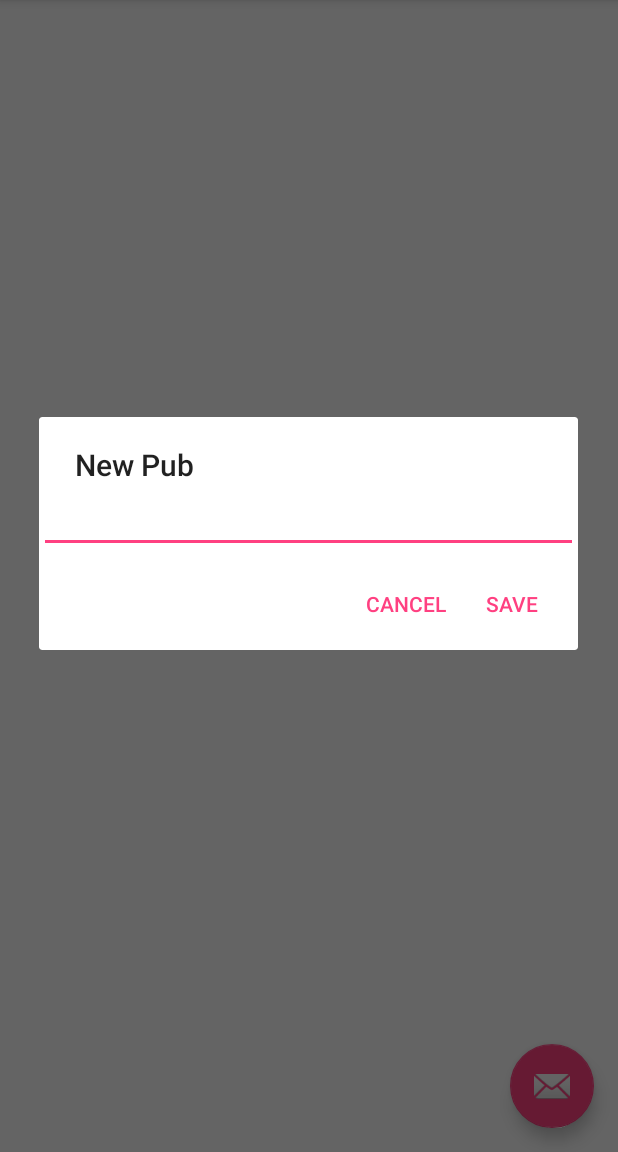
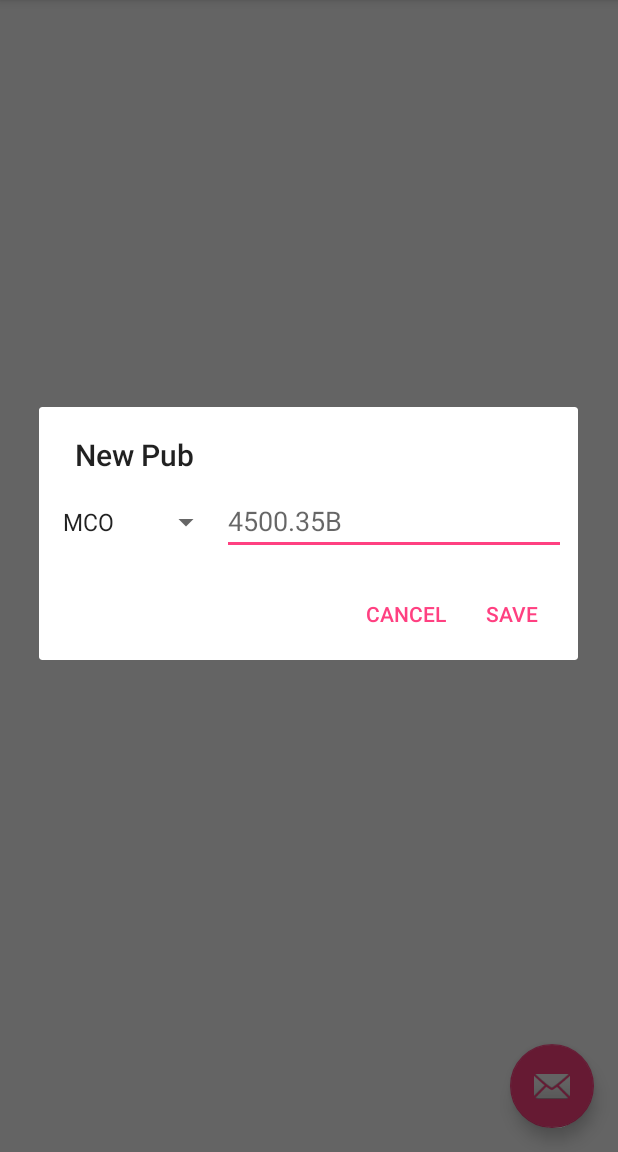
Before and after one commit to sababado/McPubs, an Android app: the screen it shows after launch (MyPubs before the commit, MyPubsActivity after it), after a tap on an icon or button, on a phone screen of 412 x 824 dp, the part 84-1236 px from its top. Run offline under Robolectric (Android 15) with nearby library versions, the phone set to English and light mode, and no system bars; 2 statements that could not run were skipped.

Commit message:
More descriptive pub entry form

```diff
--- a/app/src/main/AndroidManifest.xml
+++ b/app/src/main/AndroidManifest.xml
@@ -21,7 +21,7 @@
         android:supportsRtl="true"
         android:theme="@style/AppTheme">
         <activity
-            android:name=".ui.MyPubs"
+            android:name=".ui.MyPubsActivity"
             android:label="@string/app_name"
             android:theme="@style/AppTheme.NoActionBar">
             <intent-filter>
--- a/app/src/main/java/com/sababado/mcpubs/ui/EditPubDialog.java
+++ /dev/null
@@ -1,22 +0,0 @@
-package com.sababado.mcpubs.ui;
-
-import android.os.Bundle;
-import android.support.annotation.Nullable;
-import android.support.v4.app.DialogFragment;
-import android.view.LayoutInflater;
-import android.view.View;
-import android.view.ViewGroup;
-
-/**
- * Created by robert on 8/30/16.
- */
-public class EditPubDialog extends DialogFragment {
-
-
-
-    @Nullable
-    @Override
-    public View onCreateView(LayoutInflater inflater, @Nullable ViewGroup container, @Nullable Bundle savedInstanceState) {
-        return super.onCreateView(inflater, container, savedInstanceState);
-    }
-}
--- a/app/src/main/java/com/sababado/mcpubs/ui/MyPubs.java
+++ b/app/src/main/java/com/sababado/mcpubs/ui/MyPubsActivity.java
@@ -10,15 +10,17 @@ import android.support.v7.app.AlertDialog;
 import android.support.v7.app.AppCompatActivity;
 import android.support.v7.widget.Toolbar;
 import android.text.TextUtils;
+import android.view.LayoutInflater;
 import android.view.Menu;
 import android.view.MenuItem;
 import android.view.View;
 import android.widget.EditText;
+import android.widget.Spinner;
 
 import com.sababado.mcpubs.R;
 import com.sababado.mcpubs.models.Pub;
 
-public class MyPubs extends AppCompatActivity implements MyPubsFragment.Callbacks {
+public class MyPubsActivity extends AppCompatActivity implements MyPubsFragment.Callbacks {
 
     @Override
     protected void onCreate(Bundle savedInstanceState) {
@@ -68,7 +70,9 @@ public class MyPubs extends AppCompatActivity implements MyPubsFragment.Callback
     }
 
     public void startPubDialog(final Pub pub, final long pubId, @StringRes int title) {
-        final EditText tv = new EditText(this);
+        View view = LayoutInflater.from(this).inflate(R.layout.edit_pub, null, false);
+        final Spinner spn = (Spinner) view.findViewById(R.id.pub_type_spinner);
+        final EditText tv = (EditText) view.findViewById(R.id.pub_title);
         AlertDialog alertDialog = new AlertDialog.Builder(this)
                 .setTitle(title)
                 .setCancelable(true)
@@ -90,7 +94,8 @@ public class MyPubs extends AppCompatActivity implements MyPubsFragment.Callback
         if (pub != null) {
             tv.setText(pub.getTitle());
         }
-        alertDialog.setView(tv);
+
+        alertDialog.setView(view);
         alertDialog.show();
     }
 
--- a/app/src/main/java/com/sababado/mcpubs/ui/MyPubsFragment.java
+++ b/app/src/main/java/com/sababado/mcpubs/ui/MyPubsFragment.java
@@ -146,7 +146,7 @@ public class MyPubsFragment extends ListFragment implements LoaderManager.Loader
 
     @Override
     public void onListItemClick(ListView l, View v, int position, long id) {
-        getListView().showContextMenu();
+        getListView().showContextMenuForChild(v);
     }
 
     @Override
--- a/app/src/main/res/layout/activity_my_pubs.xml
+++ b/app/src/main/res/layout/activity_my_pubs.xml
@@ -5,7 +5,7 @@
     android:layout_width="match_parent"
     android:layout_height="match_parent"
     android:fitsSystemWindows="true"
-    tools:context=".ui.MyPubs">
+    tools:context=".ui.MyPubsActivity">
 
     <android.support.design.widget.AppBarLayout
         android:layout_width="match_parent"
--- /dev/null
+++ b/app/src/main/res/layout/edit_pub.xml
@@ -0,0 +1,21 @@
+<?xml version="1.0" encoding="utf-8"?>
+<LinearLayout xmlns:android="http://schemas.android.com/apk/res/android"
+    android:layout_width="match_parent"
+    android:layout_height="match_parent"
+    android:orientation="horizontal"
+    android:padding="@dimen/default_padding">
+
+    <Spinner
+        android:id="@+id/pub_type_spinner"
+        android:layout_width="0dp"
+        android:layout_height="wrap_content"
+        android:layout_weight="1"
+        android:entries="@array/pub_types" />
+
+    <EditText
+        android:id="@+id/pub_title"
+        android:layout_width="0dp"
+        android:layout_height="wrap_content"
+        android:layout_weight="2"
+        android:hint="@string/pub_title_hint" />
+</LinearLayout>
--- a/app/src/main/res/menu/menu_my_pubs.xml
+++ b/app/src/main/res/menu/menu_my_pubs.xml
@@ -1,7 +1,7 @@
 <menu xmlns:android="http://schemas.android.com/apk/res/android"
     xmlns:app="http://schemas.android.com/apk/res-auto"
     xmlns:tools="http://schemas.android.com/tools"
-    tools:context=".ui.MyPubs">
+    tools:context=".ui.MyPubsActivity">
     <item
         android:id="@+id/action_settings"
         android:orderInCategory="100"
--- a/app/src/main/res/menu/pub_list_item_action_menu.xml
+++ b/app/src/main/res/menu/pub_list_item_action_menu.xml
@@ -1,6 +1,6 @@
 <menu xmlns:android="http://schemas.android.com/apk/res/android"
     xmlns:tools="http://schemas.android.com/tools"
-    tools:context=".ui.MyPubs">
+    tools:context=".ui.MyPubsActivity">
     <item
         android:id="@+id/action_mark_as_reviewed"
         android:title="@string/mark_as_reviewed" />
--- /dev/null
+++ b/app/src/main/res/values/arrays.xml
@@ -0,0 +1,9 @@
+<?xml version="1.0" encoding="utf-8"?>
+<resources>
+    <string-array name="pub_types">
+        <item>@string/mco</item>
+        <item>@string/mcop</item>
+        <item>@string/navmc</item>
+        <item>@string/navmc_dir</item>
+    </string-array>
+</resources>
--- a/app/src/main/res/values/dimens.xml
+++ b/app/src/main/res/values/dimens.xml
@@ -3,4 +3,5 @@
     <dimen name="activity_horizontal_margin">16dp</dimen>
     <dimen name="activity_vertical_margin">16dp</dimen>
     <dimen name="fab_margin">16dp</dimen>
+    <dimen name="default_padding">8dp</dimen>
 </resources>
--- /dev/null
+++ b/app/src/main/res/values/integers.xml
@@ -0,0 +1,7 @@
+<?xml version="1.0" encoding="utf-8"?>
+<resources>
+    <integer name="mco_value">2005</integer>
+    <integer name="mcop_value">2006</integer>
+    <integer name="navmc_value">2008</integer>
+    <integer name="navmc_dir_value">2009</integer>
+</resources>
--- a/app/src/main/res/values/strings.xml
+++ b/app/src/main/res/values/strings.xml
@@ -15,4 +15,9 @@
     <string name="save">Save</string>
     <string name="are_you_sure_delete_pub">Are you sure you want to delete this pub? This action cannot be undone.</string>
     <string name="mark_as_reviewed">Mark As Reviewed</string>
+    <string name="pub_title_hint">4500.35B</string>
+    <string name="mco">MCO</string>
+    <string name="mcop">MCO P</string>
+    <string name="navmc">NAVMC</string>
+    <string name="navmc_dir">NAVMC DIR</string>
 </resources>
```
